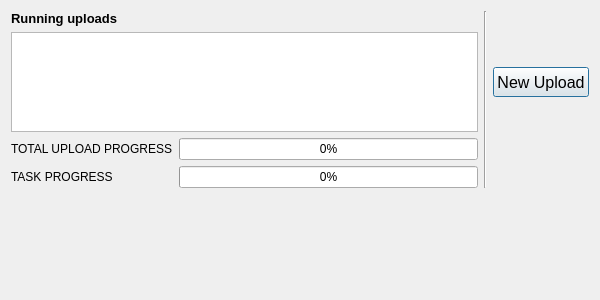
Before: the Qt Designer form threedi_api_qgis_client/ui/upload_status.ui in nens/threedi-api-qgis-client, drawn with Qt 5.
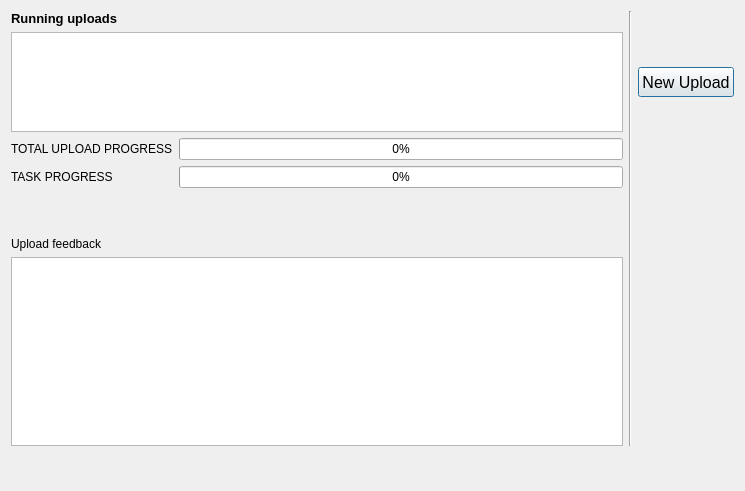
After: the same form once the commit is applied.

Patch:
```diff
--- a/threedi_api_qgis_client/ui/upload_status.ui
+++ b/threedi_api_qgis_client/ui/upload_status.ui
@@ -6,8 +6,8 @@
    <rect>
     <x>0</x>
     <y>0</y>
-    <width>600</width>
-    <height>300</height>
+    <width>745</width>
+    <height>491</height>
    </rect>
   </property>
   <property name="minimumSize">
@@ -25,6 +25,13 @@
    <string>Upload status</string>
   </property>
   <layout class="QGridLayout" name="gridLayout">
+   <item row="0" column="1" rowspan="3">
+    <widget class="Line" name="line">
+     <property name="orientation">
+      <enum>Qt::Vertical</enum>
+     </property>
+    </widget>
+   </item>
    <item row="1" column="0">
     <widget class="QTreeView" name="tv_uploads">
      <property name="sizePolicy">
@@ -80,12 +87,32 @@
      </property>
     </widget>
    </item>
-   <item row="0" column="1" rowspan="3">
-    <widget class="Line" name="line">
+   <item row="0" column="0">
+    <widget class="QLabel" name="label_10">
+     <property name="font">
+      <font>
+       <pointsize>10</pointsize>
+       <weight>75</weight>
+       <bold>true</bold>
+      </font>
+     </property>
+     <property name="text">
+      <string>Running uploads</string>
+     </property>
+    </widget>
+   </item>
+   <item row="4" column="0">
+    <spacer name="verticalSpacer">
      <property name="orientation">
       <enum>Qt::Vertical</enum>
      </property>
-    </widget>
+     <property name="sizeHint" stdset="0">
+      <size>
+       <width>20</width>
+       <height>40</height>
+      </size>
+     </property>
+    </spacer>
    </item>
    <item row="2" column="0">
     <layout class="QFormLayout" name="formLayout">
@@ -120,35 +147,35 @@
        </property>
       </widget>
      </item>
+     <item row="2" column="0">
+      <spacer name="verticalSpacer_2">
+       <property name="orientation">
+        <enum>Qt::Vertical</enum>
+       </property>
+       <property name="sizeHint" stdset="0">
+        <size>
+         <width>20</width>
+         <height>40</height>
+        </size>
+       </property>
+      </spacer>
+     </item>
+     <item row="3" column="0">
+      <widget class="QLabel" name="label_2">
+       <property name="text">
+        <string>Upload feedback</string>
+       </property>
+      </widget>
+     </item>
+     <item row="4" column="0" colspan="2">
+      <widget class="QListView" name="lv_upload_feedback">
+       <property name="editTriggers">
+        <set>QAbstractItemView::NoEditTriggers</set>
+       </property>
+      </widget>
+     </item>
     </layout>
    </item>
-   <item row="0" column="0">
-    <widget class="QLabel" name="label_10">
-     <property name="font">
-      <font>
-       <pointsize>10</pointsize>
-       <weight>75</weight>
-       <bold>true</bold>
-      </font>
-     </property>
-     <property name="text">
-      <string>Running uploads</string>
-     </property>
-    </widget>
-   </item>
-   <item row="3" column="0">
-    <spacer name="verticalSpacer">
-     <property name="orientation">
-      <enum>Qt::Vertical</enum>
-     </property>
-     <property name="sizeHint" stdset="0">
-      <size>
-       <width>20</width>
-       <height>40</height>
-      </size>
-     </property>
-    </spacer>
-   </item>
   </layout>
  </widget>
  <resources/>
```
